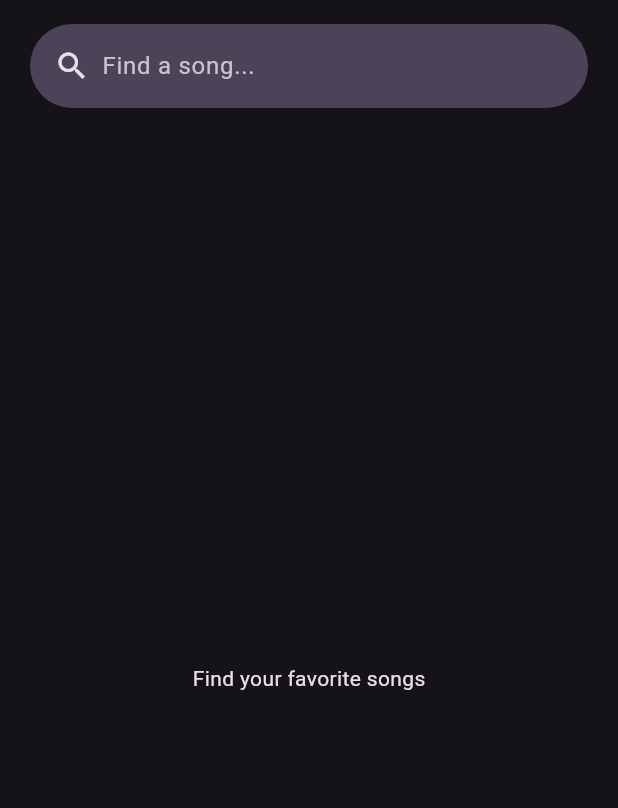
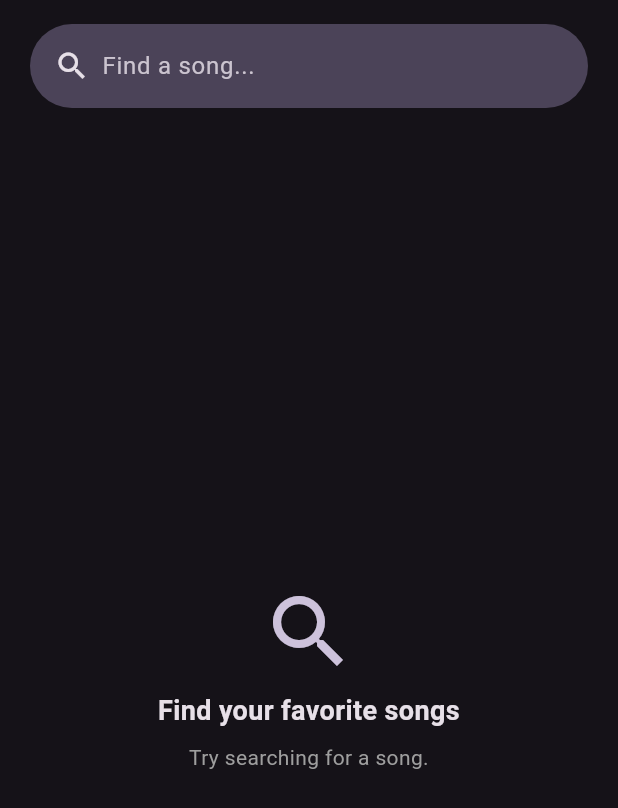
Before and after one commit to gauthiergalon/music-room, a Flutter app: the SearchPage screen opened directly, on a phone screen of 412 x 824 dp. Shown: the top 808 px of the screen. Run offline on Flutter 3.47's test engine with Material 3 defaults, Android fonts, the phone set to English and light mode, and no system bars; our stand-ins replace app_links, device_info_plus, dio, flutter_dotenv, flutter_secure_storage, google_sign_in and 4 more; accounts and stored records are empty; network calls fail.

Commit message:
Uniform Padding, Applifecycle Check for room. indicator for delegate

```diff
--- a/mobile/lib/screens/login_page.dart
+++ b/mobile/lib/screens/login_page.dart
@@ -4,6 +4,7 @@ import 'package:provider/provider.dart';
 import '../controllers/auth_controller.dart';
 import '../core/exceptions/api_exception.dart';
 import '../core/utils/ui_utils.dart';
+import 'package:mobile/core/theme.dart';
 
 class LoginPage extends StatefulWidget {
   const LoginPage({super.key});
@@ -118,7 +119,7 @@ class _LoginPageState extends State<LoginPage> {
       body: SafeArea(
         child: Center(
           child: SingleChildScrollView(
-            padding: const EdgeInsets.all(24.0),
+            padding: AppTheme.screenPadding,
             child: Column(
               mainAxisAlignment: MainAxisAlignment.center,
               crossAxisAlignment: CrossAxisAlignment.stretch,
@@ -226,7 +227,7 @@ class _LoginPageState extends State<LoginPage> {
                   children: [
                     Expanded(child: Divider()),
                     Padding(
-                      padding: EdgeInsets.symmetric(horizontal: 16),
+                      padding: AppTheme.paddingMd,
                       child: Text('OR'),
                     ),
                     Expanded(child: Divider()),
--- a/mobile/lib/screens/profile_page.dart
+++ b/mobile/lib/screens/profile_page.dart
@@ -56,7 +56,7 @@ class _ProfilePageState extends State<ProfilePage> {
       body: SafeArea(
         bottom: false,
         child: ListView(
-          padding: const EdgeInsets.all(AppTheme.spacingMd),
+          padding: AppTheme.screenPadding,
           children: [
             Card(
               child: Column(
@@ -329,7 +329,7 @@ class _ProfilePageState extends State<ProfilePage> {
               style: ElevatedButton.styleFrom(
                 backgroundColor: Colors.redAccent.withValues(alpha: 0.1),
                 foregroundColor: Colors.redAccent,
-                padding: const EdgeInsets.symmetric(vertical: 16),
+                padding: AppTheme.paddingMd,
                 shape: RoundedRectangleBorder(
                   borderRadius: BorderRadius.circular(12),
                 ),
--- a/mobile/lib/screens/reset_password_page.dart
+++ b/mobile/lib/screens/reset_password_page.dart
@@ -3,6 +3,7 @@ import 'package:provider/provider.dart';
 import '../controllers/auth_controller.dart';
 import '../core/exceptions/api_exception.dart';
 import '../core/utils/ui_utils.dart';
+import 'package:mobile/core/theme.dart';
 
 class ResetPasswordPage extends StatefulWidget {
   final String token;
@@ -71,7 +72,7 @@ class _ResetPasswordPageState extends State<ResetPasswordPage> {
       body: SafeArea(
         child: Center(
           child: SingleChildScrollView(
-            padding: const EdgeInsets.all(24.0),
+            padding: AppTheme.screenPadding,
             child: Column(
               mainAxisAlignment: MainAxisAlignment.center,
               crossAxisAlignment: CrossAxisAlignment.stretch,
@@ -122,7 +123,7 @@ class _ResetPasswordPageState extends State<ResetPasswordPage> {
                     : ElevatedButton(
                         onPressed: _handleSubmit,
                         style: ElevatedButton.styleFrom(
-                          padding: const EdgeInsets.symmetric(vertical: 16),
+                          padding: AppTheme.paddingMd,
                           shape: RoundedRectangleBorder(
                             borderRadius: BorderRadius.circular(12),
                           ),
--- a/mobile/lib/screens/room_overlay.dart
+++ b/mobile/lib/screens/room_overlay.dart
@@ -25,9 +25,7 @@ class RoomOverlay extends StatelessWidget {
             left: 0,
             right: 0,
             child: Padding(
-              padding: const EdgeInsets.symmetric(
-                horizontal: AppTheme.spacingSm,
-              ),
+              padding: AppTheme.paddingMd,
               child: Row(
                 children: [
                   Material(
--- a/mobile/lib/screens/search_page.dart
+++ b/mobile/lib/screens/search_page.dart
@@ -124,12 +124,33 @@ class _SearchPageState extends State<SearchPage> {
       return const Center(child: CircularProgressIndicator());
     }
 
-    if (!_hasSearched) {
-      return const Center(child: Text('Find your favorite songs'));
-    }
-
-    if (_results.isEmpty) {
-      return const Center(child: Text('No results found.'));
+    if (!_hasSearched || _results.isEmpty) {
+      return Center(
+        child: Column(
+          mainAxisAlignment: MainAxisAlignment.center,
+          children: [
+            Icon(Icons.search_outlined, size: 64, color: Theme.of(context).colorScheme.secondary),
+            const SizedBox(height: 8),
+            Text(
+              !_hasSearched ? 'Find your favorite songs' : 'No results found.',
+              textAlign: TextAlign.center,
+              style: const TextStyle(
+                fontSize: 18,
+                fontWeight: FontWeight.bold,
+              ),
+            ),
+            const SizedBox(height: 8),
+            const Text(
+              'Try searching for a song.',
+              textAlign: TextAlign.center,
+              style: TextStyle(
+                fontSize: 14,
+                color: Colors.grey,
+              ),
+            ),
+          ],
+        ),
+      );
     }
 
     return ListView.builder(
--- a/mobile/lib/widgets/queue_bottom_sheet.dart
+++ b/mobile/lib/widgets/queue_bottom_sheet.dart
@@ -24,9 +24,7 @@ void showQueueBottomSheet(BuildContext context) {
             child: Column(
               children: [
                 Padding(
-                  padding: const EdgeInsets.symmetric(
-                    vertical: AppTheme.spacingMd,
-                  ),
+                  padding: AppTheme.paddingMd,
                   child: Row(
                     mainAxisAlignment: MainAxisAlignment.center,
                     children: [
@@ -60,7 +58,7 @@ void showQueueBottomSheet(BuildContext context) {
                           direction: DismissDirection.endToStart,
                           background: Container(
                             alignment: Alignment.centerRight,
-                            padding: const EdgeInsets.symmetric(horizontal: 20),
+                            padding: AppTheme.paddingMd,
                             color: Colors.red,
                             child: const Icon(
                               Icons.delete_outline,
--- a/mobile/lib/widgets/track_list_tile.dart
+++ b/mobile/lib/widgets/track_list_tile.dart
@@ -24,10 +24,7 @@ class TrackListTile extends StatelessWidget {
 
     return ListTile(
       onTap: onTap,
-      contentPadding: const EdgeInsets.symmetric(
-        horizontal: AppTheme.spacingMd,
-        vertical: 0.0,
-      ),
+      contentPadding: AppTheme.paddingMd,
       leading: ClipRRect(
         borderRadius: BorderRadius.circular(8),
         child: track.imageUrl != null
```
Also changed, not shown: mobile/lib/controllers/room_controller.dart (+8 -1 lines), mobile/lib/screens/friends_page.dart (+6 -11 lines), mobile/lib/screens/room_page.dart (+33 -5 lines), mobile/lib/widgets/listeners_dialog.dart (+9 -9 lines), mobile/lib/widgets/player.dart (+17 -10 lines), mobile/lib/widgets/room_list_item.dart (+2 -5 lines).
